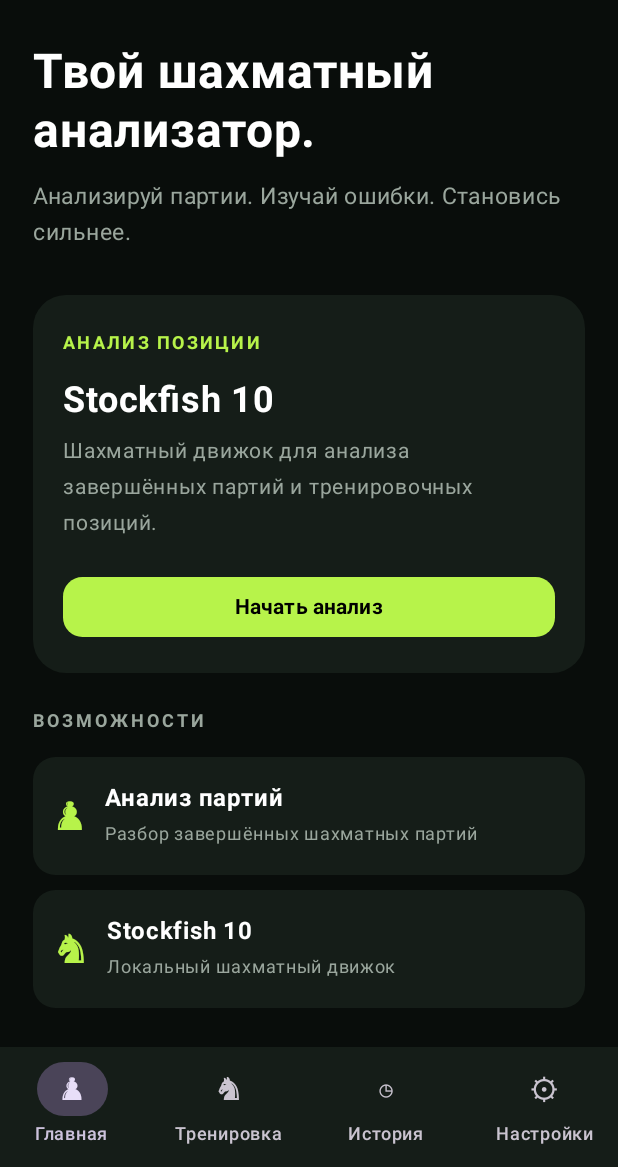
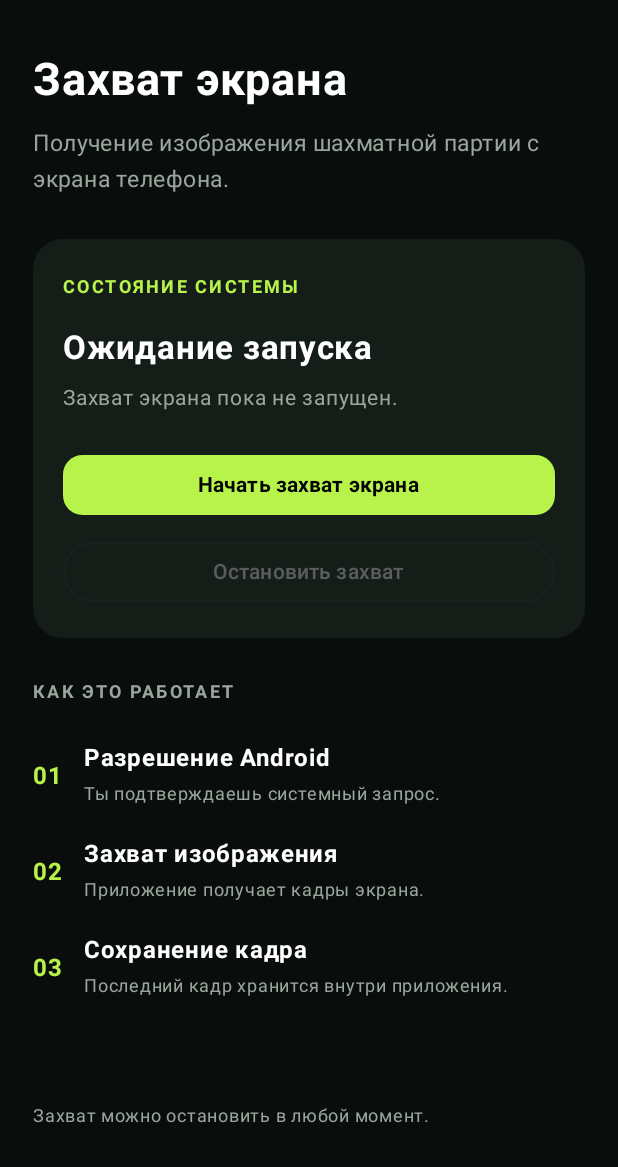
Before and after one commit to artemgura42-code/Chess-ui, an Android app built with Jetpack Compose: the screen it shows after launch (MainActivity), on a phone screen of 412 x 824 dp, the part 69-1236 px from its top. Run offline under Robolectric (Android 15) with nearby library versions, the phone set to English and light mode, and no system bars.

Commit message:
Update MainActivity.kt

```diff
--- a/app/src/main/java/com/chessvision/app/MainActivity.kt
+++ b/app/src/main/java/com/chessvision/app/MainActivity.kt
@@ -1,8 +1,15 @@
+
 package com.chessvision.app
 
+import android.app.Activity
+import android.content.Intent
+import android.media.projection.MediaProjectionManager
+import android.os.Build
 import android.os.Bundle
 import androidx.activity.ComponentActivity
 import androidx.activity.compose.setContent
+import androidx.activity.compose.rememberLauncherForActivityResult
+import androidx.activity.result.contract.ActivityResultContracts
 import androidx.compose.foundation.background
 import androidx.compose.foundation.layout.*
 import androidx.compose.foundation.shape.RoundedCornerShape
@@ -21,18 +28,68 @@ private val Lime = Color(0xFFB7F34A)
 private val Muted = Color(0xFF9AA69D)
 
 class MainActivity : ComponentActivity() {
+
     override fun onCreate(savedInstanceState: Bundle?) {
         super.onCreate(savedInstanceState)
+
         setContent {
-            ChessVisionApp()
+            ChessVisionApp(
+                onStartCapture = { resultCode, data ->
+                    val serviceIntent = Intent(
+                        this,
+                        ScreenCaptureService::class.java
+                    ).apply {
+                        putExtra(
+                            ScreenCaptureService.EXTRA_RESULT_CODE,
+                            resultCode
+                        )
+                        putExtra(
+                            ScreenCaptureService.EXTRA_DATA,
+                            data
+                        )
+                    }
+
+                    if (Build.VERSION.SDK_INT >= 26) {
+                        startForegroundService(serviceIntent)
+                    } else {
+                        startService(serviceIntent)
+                    }
+                },
+                onStopCapture = {
+                    stopService(
+                        Intent(this, ScreenCaptureService::class.java)
+                    )
+                }
+            )
         }
     }
 }
 
 @Composable
-fun ChessVisionApp() {
-    var selectedTab by remember { mutableIntStateOf(0) }
-    val tabs = listOf("Главная", "Тренировка", "История", "Настройки")
+fun ChessVisionApp(
+    onStartCapture: (Int, Intent) -> Unit,
+    onStopCapture: () -> Unit
+) {
+    var capturing by remember { mutableStateOf(false) }
+    var message by remember {
+        mutableStateOf("Захват экрана пока не запущен.")
+    }
+
+    val context = androidx.compose.ui.platform.LocalContext.current
+
+    val captureLauncher = rememberLauncherForActivityResult(
+        ActivityResultContracts.StartActivityForResult()
+    ) { result ->
+        if (result.resultCode == Activity.RESULT_OK &&
+            result.data != null
+        ) {
+            onStartCapture(result.resultCode, result.data!!)
+            capturing = true
+            message = "Захват экрана активен."
+        } else {
+            message = "Разрешение на захват не предоставлено."
+        }
+    }
 
     MaterialTheme(
         colorScheme = darkColorScheme(
@@ -44,33 +101,10 @@ fun ChessVisionApp() {
             onSurface = Color.White
         )
     ) {
-        Scaffold(
-            containerColor = Background,
-            bottomBar = {
-                NavigationBar(
-                    containerColor = Panel
-                ) {
-                    tabs.forEachIndexed { index, tab ->
-                        NavigationBarItem(
-                            selected = selectedTab == index,
-                            onClick = { selectedTab = index },
-                            icon = {
-                                Text(
-                                    text = listOf("♟", "♞", "◷", "⚙")[index],
-                                    fontSize = 20.sp
-                                )
-                            },
-                            label = { Text(tab) }
-                        )
-                    }
-                }
-            }
-        ) { padding ->
         Column(
             modifier = Modifier
                 .fillMaxSize()
                 .background(Background)
-                    .padding(padding)
                 .padding(22.dp)
         ) {
             Text(
@@ -81,83 +115,73 @@ fun ChessVisionApp() {
                 letterSpacing = 3.sp
             )
 
-                Spacer(Modifier.height(28.dp))
+            Spacer(Modifier.height(35.dp))
 
-                when (selectedTab) {
-                    0 -> HomeScreen()
-                    1 -> InfoScreen(
-                        "Тренировка",
-                        "Анализируй позиции, изучай лучшие продолжения и развивай шахматное мышление."
-                    )
-                    2 -> InfoScreen(
-                        "История партий",
-                        "Здесь появится история твоих завершённых партий."
-                    )
-                    3 -> InfoScreen(
-                        "Настройки",
-                        "Настройки приложения и шахматного движка."
-                    )
-                }
-            }
-        }
-    }
-}
-
-@Composable
-fun HomeScreen() {
             Text(
-        "Твой шахматный\nанализатор.",
+                "Захват экрана",
                 color = Color.White,
-        fontSize = 32.sp,
-        lineHeight = 39.sp,
+                fontSize = 30.sp,
                 fontWeight = FontWeight.Bold
             )
 
             Spacer(Modifier.height(12.dp))
 
             Text(
-        "Анализируй партии. Изучай ошибки. Становись сильнее.",
+                "Получение изображения шахматной партии с экрана телефона.",
                 color = Muted,
                 fontSize = 15.sp
             )
 
-    Spacer(Modifier.height(30.dp))
+            Spacer(Modifier.height(28.dp))
 
             Card(
-        colors = CardDefaults.cardColors(containerColor = Panel),
-        shape = RoundedCornerShape(22.dp),
-        modifier = Modifier.fillMaxWidth()
+                modifier = Modifier.fillMaxWidth(),
+                shape = RoundedCornerShape(20.dp),
+                colors = CardDefaults.cardColors(
+                    containerColor = Panel
+                )
             ) {
-        Column(Modifier.padding(20.dp)) {
+                Column(
+                    modifier = Modifier.padding(20.dp)
+                ) {
                     Text(
-                "АНАЛИЗ ПОЗИЦИИ",
+                        "СОСТОЯНИЕ СИСТЕМЫ",
                         color = Lime,
                         fontSize = 12.sp,
                         fontWeight = FontWeight.Bold,
                         letterSpacing = 1.5.sp
                     )
 
-            Spacer(Modifier.height(12.dp))
+                    Spacer(Modifier.height(15.dp))
 
                     Text(
-                "Stockfish 10",
+                        if (capturing) "Захват активен" else "Ожидание запуска",
                         color = Color.White,
-                fontSize = 24.sp,
+                        fontSize = 22.sp,
                         fontWeight = FontWeight.Bold
                     )
 
                     Spacer(Modifier.height(8.dp))
 
                     Text(
-                "Шахматный движок для анализа завершённых партий и тренировочных позиций.",
+                        message,
                         color = Muted,
                         fontSize = 14.sp
                     )
 
-            Spacer(Modifier.height(20.dp))
+                    Spacer(Modifier.height(22.dp))
 
                     Button(
-                onClick = {},
+                        onClick = {
+                            val manager = context.getSystemService(
+                                Activity.MEDIA_PROJECTION_SERVICE
+                            ) as MediaProjectionManager
+
+                            captureLauncher.launch(
+                                manager.createScreenCaptureIntent()
+                            )
+                        },
+                        enabled = !capturing,
                         modifier = Modifier.fillMaxWidth(),
                         colors = ButtonDefaults.buttonColors(
                             containerColor = Lime,
@@ -166,95 +190,74 @@ fun HomeScreen() {
                         shape = RoundedCornerShape(13.dp)
                     ) {
                         Text(
-                    "Начать анализ",
+                            "Начать захват экрана",
                             fontWeight = FontWeight.Bold
+                        )
+                    }
+
+                    Spacer(Modifier.height(10.dp))
+
+                    OutlinedButton(
+                        onClick = {
+                            onStopCapture()
+                            capturing = false
+                            message = "Захват остановлен."
+                        },
+                        enabled = capturing,
+                        modifier = Modifier.fillMaxWidth()
+                    ) {
+                        Text("Остановить захват")
+                    }
+                }
+            }
+
+            Spacer(Modifier.height(24.dp))
+
+            Text(
+                "КАК ЭТО РАБОТАЕТ",
+                color = Muted,
+                fontSize = 12.sp,
+                fontWeight = FontWeight.Bold,
+                letterSpacing = 1.5.sp
+            )
+
+            Spacer(Modifier.height(12.dp))
+
+            InfoItem("01", "Разрешение Android", "Ты подтверждаешь системный запрос.")
+            InfoItem("02", "Захват изображения", "Приложение получает кадры экрана.")
+            InfoItem("03", "Сохранение кадра", "Последний кадр хранится внутри приложения.")
+
+            Spacer(Modifier.weight(1f))
+
+            Text(
+                "Захват можно остановить в любой момент.",
+                color = Muted,
+                fontSize = 12.sp
             )
         }
     }
 }
 
-    Spacer(Modifier.height(20.dp))
-
-    Text(
-        "ВОЗМОЖНОСТИ",
-        color = Muted,
-        fontSize = 12.sp,
-        fontWeight = FontWeight.Bold,
-        letterSpacing = 2.sp
-    )
-
-    Spacer(Modifier.height(12.dp))
-
-    FeatureCard("♟", "Анализ партий", "Разбор завершённых шахматных партий")
-    Spacer(Modifier.height(10.dp))
-    FeatureCard("♞", "Stockfish 10", "Локальный шахматный движок")
-    Spacer(Modifier.height(10.dp))
-    FeatureCard("◈", "Lichess", "Работа с историей партий и тренировками")
-}
-
 @Composable
-fun FeatureCard(icon: String, title: String, description: String) {
+fun InfoItem(number: String, title: String, description: String) {
     Row(
         modifier = Modifier
             .fillMaxWidth()
-            .background(Panel, RoundedCornerShape(15.dp))
-            .padding(15.dp),
+            .padding(vertical = 8.dp),
         verticalAlignment = Alignment.CenterVertically
     ) {
-        Text(icon, color = Lime, fontSize = 25.sp)
+        Text(
+            number,
+            color = Lime,
+            fontWeight = FontWeight.Bold,
+            fontSize = 16.sp
+        )
+
         Spacer(Modifier.width(14.dp))
+
         Column {
             Text(title, color = Color.White, fontWeight = FontWeight.Bold)
             Text(description, color = Muted, fontSize = 12.sp)
         }
     }
 }
-
-@Composable
-fun InfoScreen(title: String, description: String) {
-    Text(
-        title,
-        color = Color.White,
-        fontSize = 30.sp,
-        fontWeight = FontWeight.Bold
-    )
-    Spacer(Modifier.height(14.dp))
-    Text(description, color = Muted, fontSize = 15.sp)
-}
-
-
-on:
-  push:
-    branches: [main, master]
-  workflow_dispatch:
-
-permissions:
-  contents: read
-
-jobs:
-  build:
-    runs-on: ubuntu-latest
-
-    steps:
-      - name: Checkout
-        uses: actions/checkout@v4
-
-      - name: Set up JDK 17
-        uses: actions/setup-java@v4
-        with:
-          distribution: temurin
-          java-version: 17
-
-      - name: Set up Gradle
-        uses: gradle/actions/setup-gradle@v4
-        with:
-          gradle-version: 8.9
-
-      - name: Build APK
-        run: gradle assembleDebug
-
-      - name: Upload APK
-        uses: actions/upload-artifact@v4
-        with:
-          name: chess-vision-debug-apk
-          path: app/build/outputs/apk/debug/app-debug.apk
```
Lines whose indentation alone changed are shown as unchanged.
